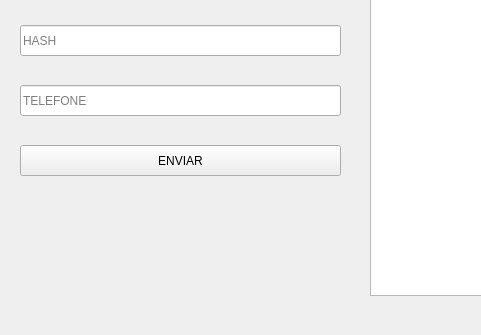
First picture: the form in UIs/transf.ui, repository omahteu/botelegram, before the edit; both pictures show x 0 to 481 and y 115 to 450 of the 750 by 450 pixel window.
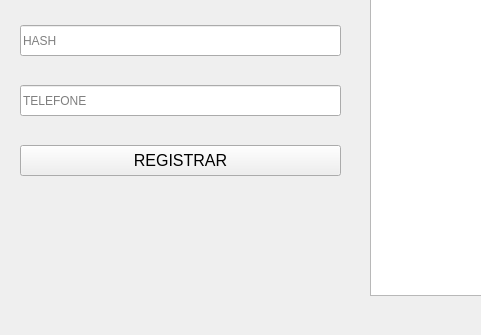
Second picture: the form after the edit.

```diff
--- a/UIs/transf.ui
+++ b/UIs/transf.ui
@@ -39,8 +39,13 @@
       <height>31</height>
      </rect>
     </property>
+    <property name="font">
+     <font>
+      <pointsize>12</pointsize>
+     </font>
+    </property>
     <property name="text">
-     <string>ENVIAR</string>
+     <string>REGISTRAR</string>
     </property>
    </widget>
    <widget class="QLineEdit" name="hash">
```
Left out of the diff: 2 changed lines with no effect on the pictures.
